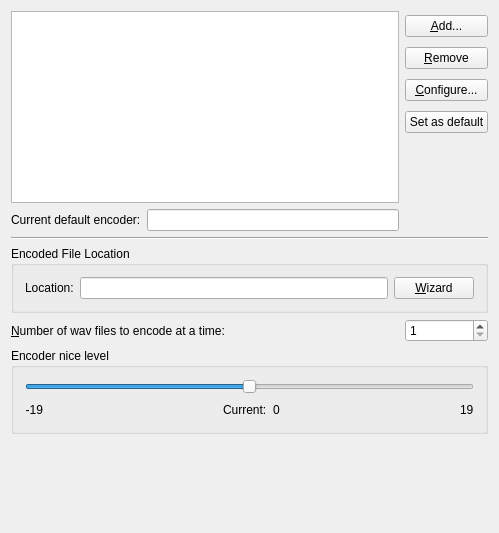
Old version of the form encoderconfig.ui in the repository KDE/kaudiocreator.
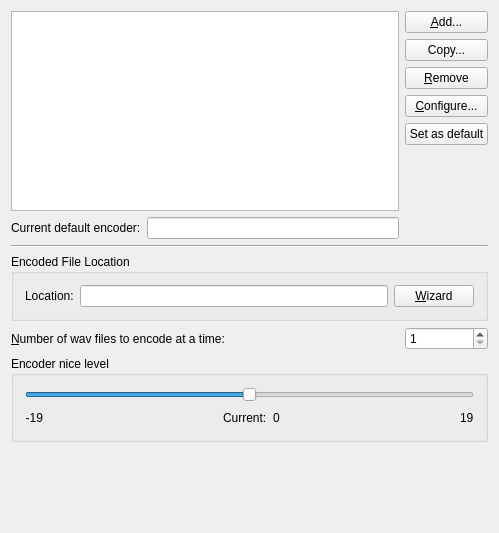
New version of the form. Custom widgets are drawn as their Qt base class.

Commit message: More work on the config dialog, bugfixes (I hope), copy encoderconfig

```diff
--- a/encoderconfig.ui
+++ b/encoderconfig.ui
@@ -65,6 +65,13 @@
        </property>
       </widget>
      </item>
+     <item>
+      <widget class="QPushButton" name="copyEncoder" >
+       <property name="text" >
+        <string>Copy...</string>
+       </property>
+      </widget>
+     </item>
      <item>
       <widget class="QPushButton" name="removeEncoder" >
        <property name="toolTip" >
```
The commit also changes 2 other files.
